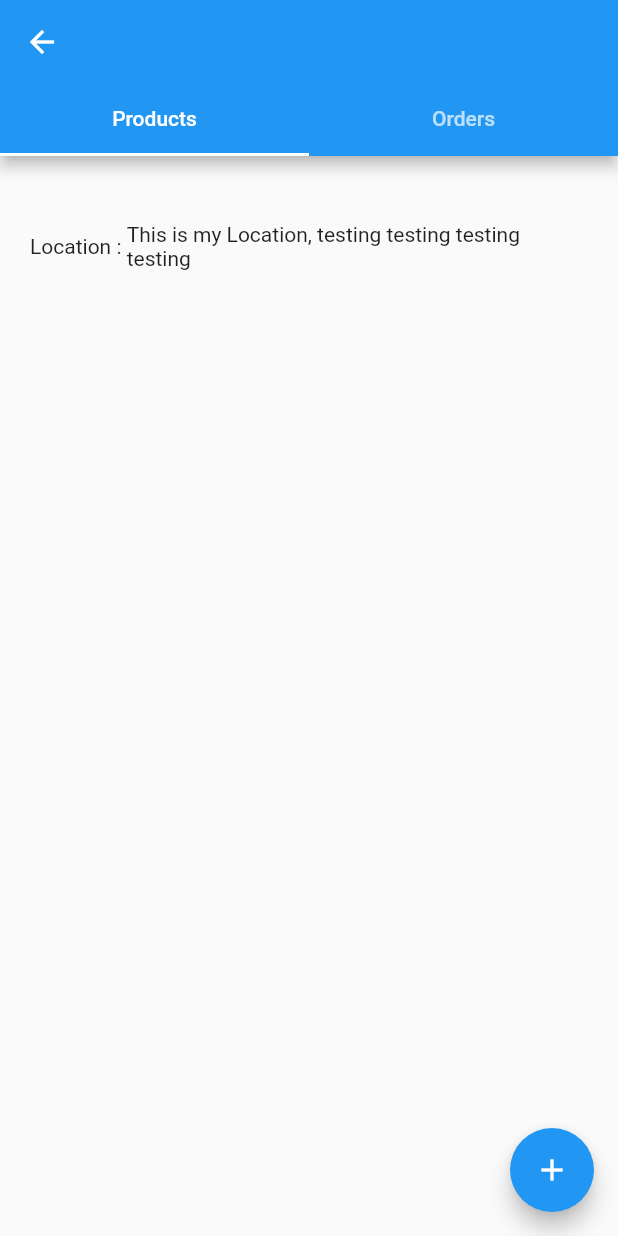
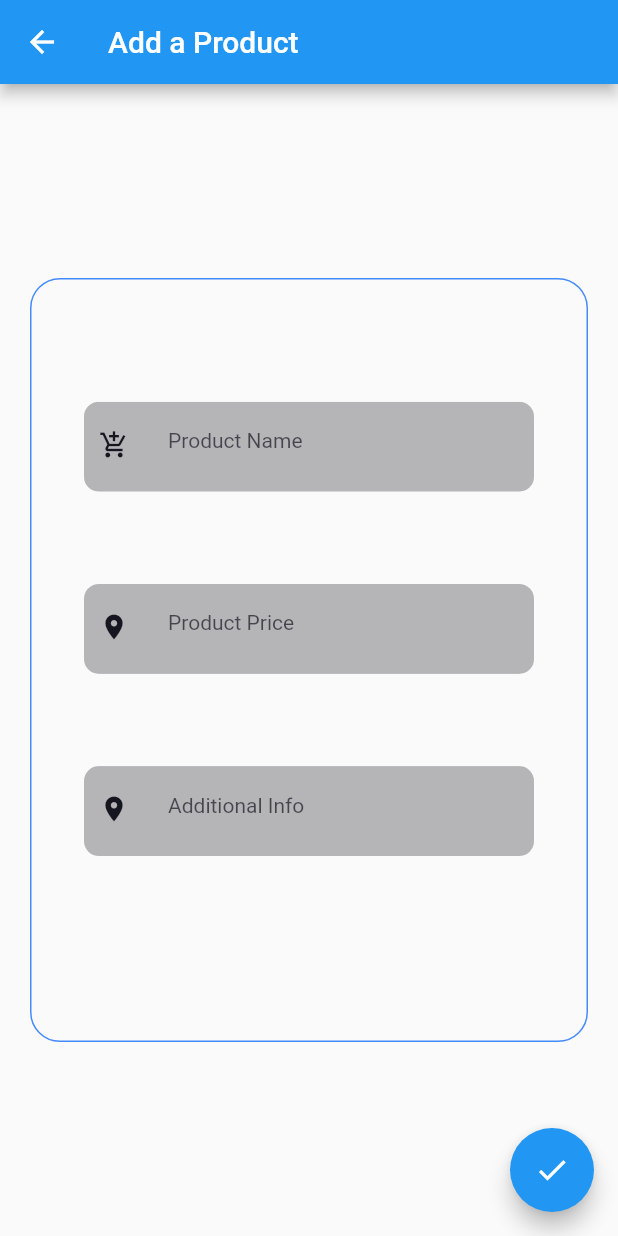
Before and after one commit to naazzzim/OrganiCart, a Flutter app: the ProducerMarketPage screen opened directly with empty values, after a tap on the "add" icon, on a phone screen of 412 x 824 dp. Run offline on Flutter 3.47's test engine with Material 2 defaults, Android fonts, the phone set to English and light mode, and no system bars; our stand-ins replace cloud_firestore, firebase_auth, firebase_core, flutter_spinkit, google_maps_flutter, location; accounts and stored records are empty; Roboto replaces fonts that are missing (Montserrat).

Commit message:
Add new Product Completed

```diff
--- /dev/null
+++ b/lib/Database/MarketDatabase.dart
@@ -0,0 +1,15 @@
+import 'package:cloud_firestore/cloud_firestore.dart';
+import 'package:farmerApp/Screens/Classes.dart';
+
+class MarketDatabase{
+
+  var markets = FirebaseFirestore.instance.collection('Markets');
+
+  Future<void> addProductToMarket(String market_uid,ProductClass product) async {
+    await markets.doc(market_uid).collection('Products').add({
+      'Name': product.name,
+      'Additional': product.additionalInfo,
+      'Price': product.price
+    });
+  }
+}
--- a/lib/Screens/Page1.dart
+++ b/lib/Screens/Page1.dart
@@ -1,5 +1,5 @@
 import 'package:farmerApp/AuthenticationSystem/Auth.dart';
-import 'package:farmerApp/Screens/AddNewMarket.dart';
+import 'package:farmerApp/Screens/Producer/AddNewMarket.dart';
 import 'package:farmerApp/Screens/Producer/ProducerMarketPage.dart';
 import 'package:flutter/cupertino.dart';
 import 'package:flutter/material.dart';
--- a/lib/Screens/AddNewMarket.dart
+++ b/lib/Screens/Producer/AddNewMarket.dart
@@ -1,7 +1,7 @@
 import 'package:flutter/cupertino.dart';
 import 'package:flutter/material.dart';
 
-import 'Theme.dart';
+import '../Theme.dart';
 
 class AddNew extends StatefulWidget {
   @override
--- /dev/null
+++ b/lib/Screens/Producer/AddNewProduct.dart
@@ -0,0 +1,198 @@
+import 'package:farmerApp/Database/MarketDatabase.dart';
+import 'package:farmerApp/Screens/Classes.dart';
+import 'package:flutter/cupertino.dart';
+import 'package:flutter/material.dart';
+
+import '../Theme.dart';
+
+class AddNewProduct extends StatefulWidget {
+  static String id = 'AddNewProduct';
+  @override
+  _AddNewProductState createState() => _AddNewProductState();
+}
+
+class _AddNewProductState extends State<AddNewProduct> {
+
+  String productName = "";
+  int productPrice;
+  String additionalInfo = "";
+  String market_uid;
+  final _formKey = GlobalKey<FormState>();
+
+  @override
+  Widget build(BuildContext context) {
+    market_uid = ModalRoute.of(context).settings.arguments;
+    double _height = MediaQuery.of(context).size.height;
+    double _width = MediaQuery.of(context).size.width;
+    return SafeArea(child: Scaffold(
+      appBar: AppBar(
+        title: Text('Add a Product'),
+      ),
+      body: Center(
+        child: Form(
+          key: _formKey,
+          child: Container(
+            height: _height/1.5,
+            width: _width,
+            child:
+            Padding(
+              padding: const EdgeInsets.all(20.0),
+              child: Container(
+                decoration: BoxDecoration(
+                    borderRadius: BorderRadius.all(Radius.circular(20)),
+                    border: Border.all(color: Colors.blueAccent)),
+                height: _height / 1.5,
+                child: Column(
+                  children: <Widget>[
+                    SizedBox(
+                      height: 20,
+                    ),
+                    Spacer(),
+                    ClipRRect(
+                      borderRadius: BorderRadius.all(Radius.circular(10)),
+                      child: Container(
+                        height: 60,
+                        width: 300,
+                        color: LightTheme.darkGray.withOpacity(0.3),
+                        padding: EdgeInsets.fromLTRB(10, 2, 5, 5),
+                        child: TextFormField(
+                          style: TextStyle(
+                              color: LightTheme.darkGray, fontSize: 14),
+                          keyboardType: TextInputType.phone,
+                          decoration: InputDecoration(
+                            contentPadding: EdgeInsets.symmetric(
+                                vertical: 10.0, horizontal: 10.0),
+                            border: InputBorder.none,
+                            focusedBorder: InputBorder.none,
+                            enabledBorder: InputBorder.none,
+                            errorBorder: InputBorder.none,
+                            disabledBorder: InputBorder.none,
+                            icon: Container(
+                              padding: EdgeInsets.fromLTRB(0, 6, 0, 0),
+                              child: Icon(
+                                Icons.add_shopping_cart,
+                                color: LightTheme.darkGray,
+                                size: 20,
+                              ),
+                            ),
+                            hintText: 'Product Name',
+                            hintStyle: TextStyle(
+                                color: LightTheme.darkGray.withOpacity(0.7),
+                                fontFamily: "Montserrat"),
+                            filled: false,
+                          ),
+                          validator: (val) => val.isEmpty? 'Field must be filled':null,
+                          onChanged: (value){
+                            setState(() {
+                              productName = value;
+                            });
+                          },
+                        ),
+                      ),
+                    ),
+                    Spacer(),
+                    ClipRRect(
+                      borderRadius: BorderRadius.all(Radius.circular(10)),
+                      child: Container(
+                        height: 60,
+                        width: 300,
+                        color: LightTheme.darkGray.withOpacity(0.3),
+                        padding: EdgeInsets.fromLTRB(10, 2, 5, 5),
+                        child: TextFormField(
+                          style: TextStyle(
+                              color: LightTheme.darkGray, fontSize: 14),
+                          decoration: InputDecoration(
+                            contentPadding: EdgeInsets.symmetric(
+                                vertical: 10.0, horizontal: 10.0),
+                            border: InputBorder.none,
+                            focusedBorder: InputBorder.none,
+                            enabledBorder: InputBorder.none,
+                            errorBorder: InputBorder.none,
+                            disabledBorder: InputBorder.none,
+                            icon: Container(
+                              padding: EdgeInsets.fromLTRB(0, 5, 0, 0),
+                              child: Icon(
+                                Icons.location_on,
+                                color: LightTheme.darkGray,
+                                size: 20,
+                              ),
+                            ),
+                            hintText: 'Product Price',
+                            hintStyle: TextStyle(
+                                color: LightTheme.darkGray.withOpacity(0.7),
+                                fontFamily: "Montserrat"),
+                            filled: false,
+                          ),
+                          validator: (val) => val.isEmpty? 'Field must be filled':null,
+                          onChanged: (value){
+                            setState(() {
+                              productPrice = int.parse(value);
+                            });
+                          },
+                          keyboardType: TextInputType.number,
+                        ),
+                      ),
+                    ),
+                    Spacer(),
+                    ClipRRect(
+                      borderRadius: BorderRadius.all(Radius.circular(10)),
+                      child: Container(
+                        height: 60,
+                        width: 300,
+                        color: LightTheme.darkGray.withOpacity(0.3),
+                        padding: EdgeInsets.fromLTRB(10, 2, 5, 5),
+                        child: TextFormField(
+                          style: TextStyle(
+                              color: LightTheme.darkGray, fontSize: 14),
+                          decoration: InputDecoration(
+                            contentPadding: EdgeInsets.symmetric(
+                                vertical: 10.0, horizontal: 10.0),
+                            border: InputBorder.none,
+                            focusedBorder: InputBorder.none,
+                            enabledBorder: InputBorder.none,
+                            errorBorder: InputBorder.none,
+                            disabledBorder: InputBorder.none,
+                            icon: Container(
+                              padding: EdgeInsets.fromLTRB(0, 5, 0, 0),
+                              child: Icon(
+                                Icons.location_on,
+                                color: LightTheme.darkGray,
+                                size: 20,
+                              ),
+                            ),
+                            hintText: 'Additional Info',
+                            hintStyle: TextStyle(
+                                color: LightTheme.darkGray.withOpacity(0.7),
+                                fontFamily: "Montserrat"),
+                            filled: false,
+                          ),
+                          onChanged: (value){
+                            setState(() {
+                              additionalInfo = value;
+                            });
+                          },
+                        ),
+                      ),
+                    ),
+                    Spacer(
+                      flex: 2,
+                    ),
+                  ],
+                ),
+              ),
+            ),
+          ),
+        ),
+      ),
+      floatingActionButton: FloatingActionButton(
+        onPressed: () async {
+          Navigator.pop(context);
+          await MarketDatabase().addProductToMarket(market_uid, ProductClass(name: productName,price: productPrice,additionalInfo: additionalInfo));
+        },
+        child: Icon(
+          Icons.done,
+        ),
+      ),
+    ));
+  }
+}
--- a/lib/Screens/Producer/ProducerHome.dart
+++ b/lib/Screens/Producer/ProducerHome.dart
@@ -1,6 +1,6 @@
 import 'package:farmerApp/AuthenticationSystem/Auth.dart';
 import 'package:farmerApp/Database/UserDatabase.dart';
-import 'package:farmerApp/Screens/AddNewMarket.dart';
+import 'package:farmerApp/Screens/Producer/AddNewMarket.dart';
 import 'package:farmerApp/Screens/Classes.dart';
 import 'package:farmerApp/Screens/Loading.dart';
 import 'package:farmerApp/Screens/Producer/ProducerMarketPage.dart';
--- a/lib/Screens/Producer/ProducerMarketPage.dart
+++ b/lib/Screens/Producer/ProducerMarketPage.dart
@@ -1,6 +1,7 @@
 import 'package:cloud_firestore/cloud_firestore.dart';
 import 'package:farmerApp/Screens/Classes.dart';
 import 'package:farmerApp/Screens/Loading.dart';
+import 'package:farmerApp/Screens/Producer/AddNewProduct.dart';
 import 'package:flutter/cupertino.dart';
 import 'package:flutter/material.dart';
 
@@ -147,7 +148,9 @@ class _ProducerMarketPageState extends State<ProducerMarketPage> {
           ],
         ),
         floatingActionButton: FloatingActionButton(
-          onPressed: () {},
+          onPressed: () {
+            Navigator.pushNamed(context,AddNewProduct.id,arguments: widget.market_uid);
+          },
           child: Icon(Icons.add),
         ),
       ),
--- a/lib/main.dart
+++ b/lib/main.dart
@@ -1,6 +1,7 @@
 import 'package:farmerApp/AuthenticationSystem/Wrapper.dart';
 import 'package:farmerApp/Screens/Loading.dart';
 import 'package:farmerApp/Screens/MarketListUser.dart';
+import 'package:farmerApp/Screens/Producer/AddNewProduct.dart';
 import 'package:flutter/material.dart';
 import 'package:provider/provider.dart';
 import './LandingPages.dart';
@@ -70,6 +71,7 @@ class _FarmerAppState extends State<FarmerApp> {
       routes: {
         SignUp.id: (context) => SignUp(),
         Wrapper.id: (context) => Wrapper(),
+        AddNewProduct.id: (context) => AddNewProduct(),
       },
         initialRoute: Wrapper.id,
 //      home: Wrapper(),
```
